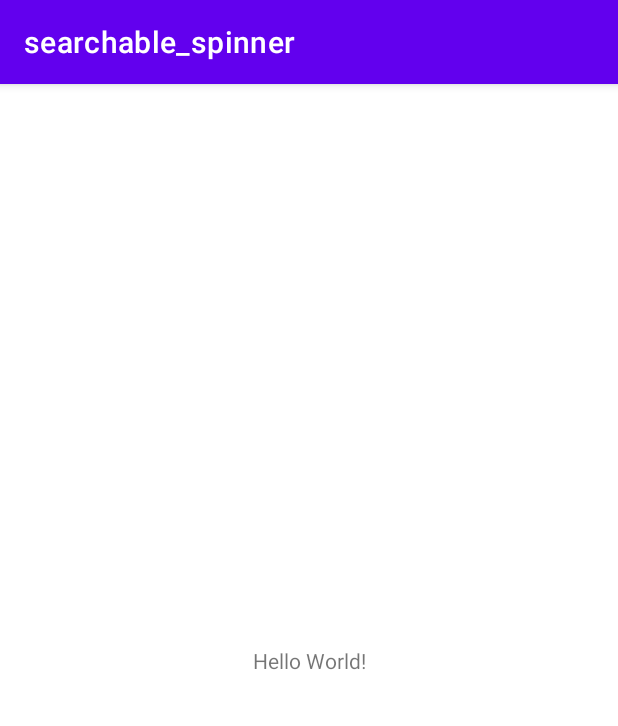
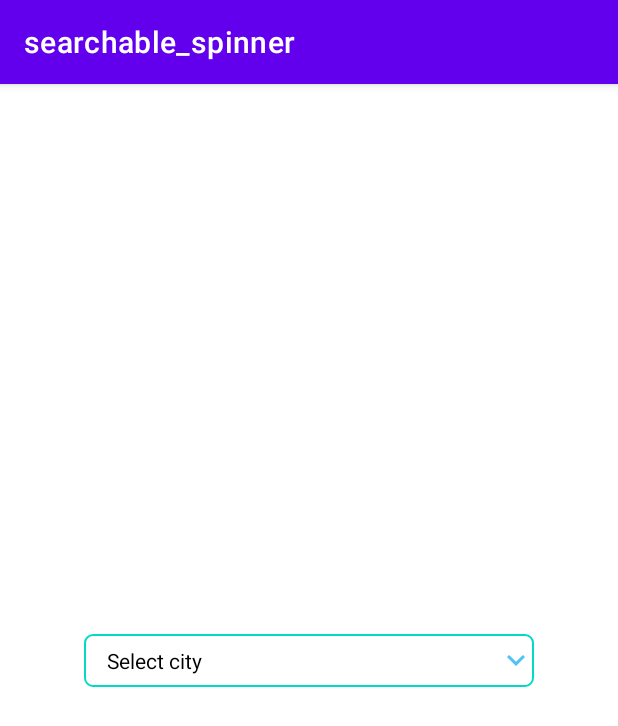
Before and after one commit to Yousuf7075/searchable_spinner, an Android app: the screen it shows after launch (MainActivity), on a phone screen of 412 x 824 dp. Shown: the top 726 px of the screen. Run offline under Robolectric (Android 15) with nearby library versions, the phone set to English and light mode, and no system bars.

Commit message:
implement searchable spinner

```diff
--- a/app/src/main/java/com/example/searchable_spinner/MainActivity.kt
+++ b/app/src/main/java/com/example/searchable_spinner/MainActivity.kt
@@ -1,11 +1,78 @@
 package com.example.searchable_spinner
 
+import android.app.Dialog
+import android.graphics.Color
+import android.graphics.drawable.ColorDrawable
 import androidx.appcompat.app.AppCompatActivity
 import android.os.Bundle
+import android.text.Editable
+import android.text.TextWatcher
+import android.util.Log
+import android.widget.ArrayAdapter
+import android.widget.EditText
+import android.widget.ListView
+import android.widget.TextView
 
 class MainActivity : AppCompatActivity() {
+    private lateinit var btnSearchCity: TextView
+
     override fun onCreate(savedInstanceState: Bundle?) {
         super.onCreate(savedInstanceState)
         setContentView(R.layout.activity_main)
+
+        btnSearchCity = findViewById(R.id.btnSelectCity)
+
+        val cities = ArrayList<String>()
+        cities.add("Rajshahi")
+        cities.add("Rongpur")
+        cities.add("Naogan")
+        cities.add("Dinajpur")
+        cities.add("Dhaka")
+        cities.add("Chittagong")
+        cities.add("Comilla")
+        cities.add("Barishal")
+        cities.add("Tangail")
+        cities.add("Rajshahi")
+        cities.add("Rongpur")
+        cities.add("Naogan")
+        cities.add("Dinajpur")
+        cities.add("Dhaka")
+        cities.add("Chittagong")
+        cities.add("Comilla")
+        cities.add("Barishal")
+        cities.add("Tangail")
+
+        btnSearchCity.setOnClickListener {
+            val dialog = Dialog(this)
+            dialog.setContentView(R.layout.city_search_list)
+            dialog.window?.setLayout(1000, 1200)
+            dialog.window?.setBackgroundDrawable(ColorDrawable(Color.TRANSPARENT))
+            dialog.show()
+
+            val searchET = dialog.findViewById<EditText>(R.id.search_city_ET)
+            val listView = dialog.findViewById<ListView>(R.id.list_view)
+
+            val adapter = ArrayAdapter(this, android.R.layout.simple_list_item_1, cities)
+            listView.adapter = adapter
+
+            searchET.addTextChangedListener(object : TextWatcher {
+                override fun afterTextChanged(s: Editable?) {
+                }
+
+                override fun beforeTextChanged(s: CharSequence?, start: Int, count: Int, after: Int) {
+                }
+
+                override fun onTextChanged(s: CharSequence?, start: Int, before: Int, count: Int) {
+                    adapter.filter.filter(s)
+                }
+            })
+
+            listView.setOnItemClickListener { parent, view, position, id ->
+                btnSearchCity.text = adapter.getItem(position)
+                Log.e("main:", "selected item: ${adapter.getItem(position)}, Position: $position")
+                dialog.dismiss()
+            }
+
+        }
     }
 }
--- /dev/null
+++ b/app/src/main/res/drawable/editbox_bg.xml
@@ -0,0 +1,23 @@
+<?xml version="1.0" encoding="utf-8"?>
+<shape xmlns:android="http://schemas.android.com/apk/res/android"
+    android:shape="rectangle">
+    <corners android:radius="5dp" />
+    <gradient
+        android:angle="45"
+        android:centerColor="#FFF"
+        android:centerX="35%"
+        android:endColor="#FFF"
+        android:startColor="#FFF"
+        android:type="linear" />
+    <padding
+        android:bottom="0dp"
+        android:left="0dp"
+        android:right="0dp"
+        android:top="0dp" />
+    <size
+        android:width="300dp"
+        android:height="35dp" />
+    <stroke
+        android:width="1dp"
+        android:color="@color/teal_200" />
+</shape>
--- /dev/null
+++ b/app/src/main/res/drawable/ic_baseline_keyboard_arrow_down.xml
@@ -0,0 +1,5 @@
+<vector android:height="24dp" android:tint="#4FC3F7"
+    android:viewportHeight="24" android:viewportWidth="24"
+    android:width="24dp" xmlns:android="http://schemas.android.com/apk/res/android">
+    <path android:fillColor="@android:color/white" android:pathData="M7.41,8.59L12,13.17l4.59,-4.58L18,10l-6,6 -6,-6 1.41,-1.41z"/>
+</vector>
--- a/app/src/main/res/layout/activity_main.xml
+++ b/app/src/main/res/layout/activity_main.xml
@@ -1,5 +1,6 @@
 <?xml version="1.0" encoding="utf-8"?>
-<androidx.constraintlayout.widget.ConstraintLayout xmlns:android="http://schemas.android.com/apk/res/android"
+<androidx.constraintlayout.widget.ConstraintLayout
+    xmlns:android="http://schemas.android.com/apk/res/android"
     xmlns:app="http://schemas.android.com/apk/res-auto"
     xmlns:tools="http://schemas.android.com/tools"
     android:layout_width="match_parent"
@@ -7,12 +8,20 @@
     tools:context=".MainActivity">
 
     <TextView
+        android:id="@+id/btnSelectCity"
         android:layout_width="wrap_content"
         android:layout_height="wrap_content"
-        android:text="Hello World!"
+        android:text="@string/select_city"
         app:layout_constraintBottom_toBottomOf="parent"
         app:layout_constraintLeft_toLeftOf="parent"
         app:layout_constraintRight_toRightOf="parent"
-        app:layout_constraintTop_toTopOf="parent" />
+        app:layout_constraintTop_toTopOf="parent"
+        android:background="@drawable/editbox_bg"
+        app:drawableEndCompat="@drawable/ic_baseline_keyboard_arrow_down"
+        android:textColor="@color/black"
+        android:textSize="14sp"
+        android:gravity="center_vertical"
+        android:paddingStart="15dp"
+        tools:ignore="RtlSymmetry" />
 
 </androidx.constraintlayout.widget.ConstraintLayout>
--- a/app/src/main/res/values/strings.xml
+++ b/app/src/main/res/values/strings.xml
@@ -1,3 +1,6 @@
 <resources>
     <string name="app_name">searchable_spinner</string>
+    <string name="select_city">Select city</string>
+    <string name="select_a_city">Select A City</string>
+    <string name="search_here">Search here</string>
 </resources>
```
Also changed, not shown: app/src/main/res/layout/city_search_list.xml (added, +41 -0 lines).
